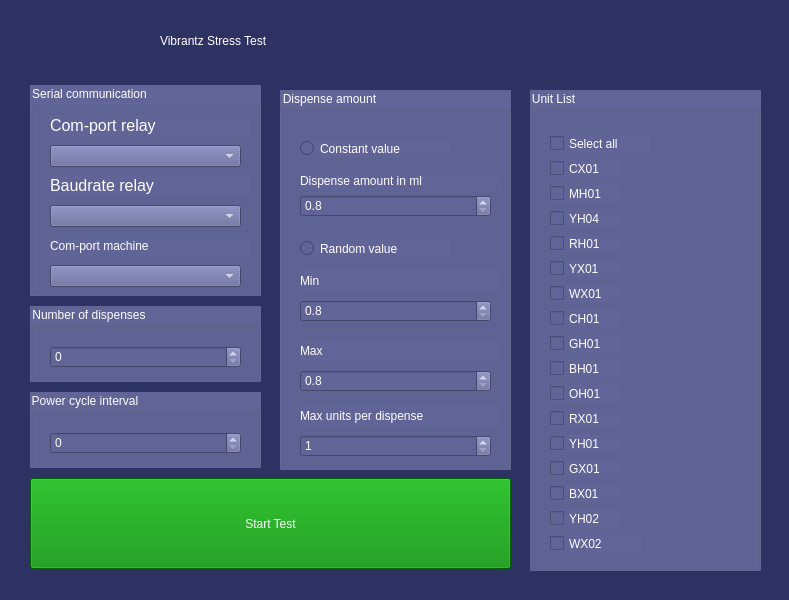
Old version of the form duurtest/Duurtest_GUI.ui in the repository Tom-v-h/Duurtest.
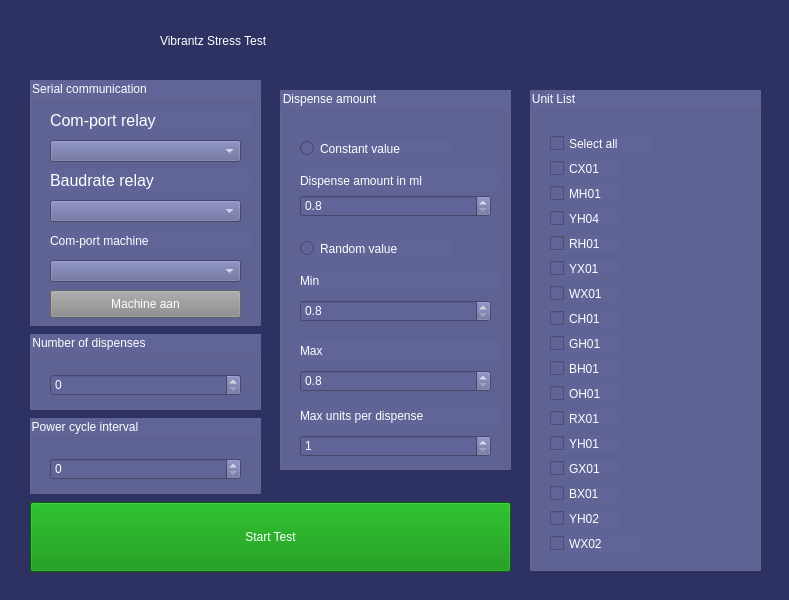
New version of the form. Icons and pictures are not drawn.

Commit message: Add a power button, and gather every setting in config.py

```diff
--- a/duurtest/Duurtest_GUI.ui
+++ b/duurtest/Duurtest_GUI.ui
@@ -314,9 +314,9 @@
       <property name="geometry">
        <rect>
         <x>30</x>
-        <y>408</y>
+        <y>432</y>
         <width>481</width>
-        <height>91</height>
+        <height>70</height>
        </rect>
       </property>
       <property name="styleSheet">
@@ -336,9 +336,9 @@
       <property name="geometry">
        <rect>
         <x>30</x>
-        <y>15</y>
+        <y>10</y>
         <width>231</width>
-        <height>211</height>
+        <height>246</height>
        </rect>
       </property>
       <property name="styleSheet">
@@ -445,12 +445,33 @@
         </rect>
        </property>
       </widget>
+      <widget class="QPushButton" name="MachinePower_pushButton">
+       <property name="geometry">
+        <rect>
+         <x>20</x>
+         <y>210</y>
+         <width>191</width>
+         <height>28</height>
+        </rect>
+       </property>
+       <property name="styleSheet">
+        <string notr="true">background-color: rgb(139, 139, 139);
+font: 11pt &quot;MS Shell Dlg 2&quot;;
+color: rgb(255,255,255);</string>
+       </property>
+       <property name="text">
+        <string>Machine aan</string>
+       </property>
+       <property name="checkable">
+        <bool>true</bool>
+       </property>
+      </widget>
 </widget>
      <widget class="QGroupBox" name="PowerCycleSelect">
       <property name="geometry">
        <rect>
         <x>30</x>
-        <y>322</y>
+        <y>348</y>
         <width>231</width>
         <height>76</height>
        </rect>
@@ -701,7 +722,7 @@
       <property name="geometry">
        <rect>
         <x>30</x>
-        <y>236</y>
+        <y>264</y>
         <width>231</width>
         <height>76</height>
        </rect>
```
The commit also changes 5 other files.
